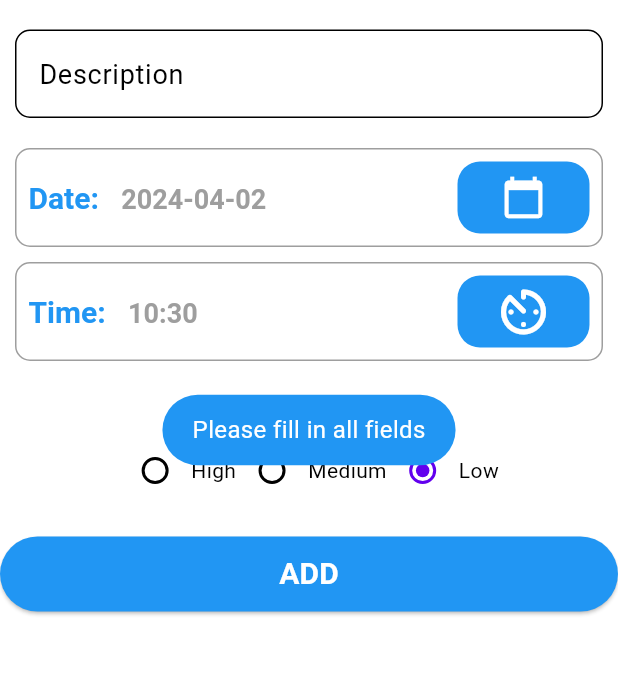
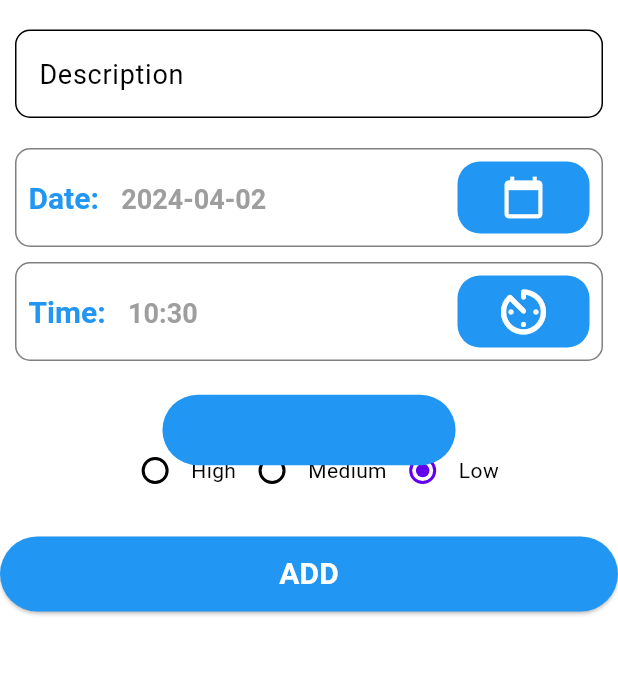
Before and after one commit to BrianNguyen1507/TodosApp, a Flutter app: the AddSchedule screen opened directly, after a tap on "ADD", on a phone screen of 412 x 824 dp, the part 188-863 px from its top. Run offline on Flutter 3.47's test engine with Material 3 defaults, Android fonts, the phone set to English and light mode, and no system bars; our stand-ins replace awesome_notifications, fluttertoast, shared_preferences, sqflite; accounts and stored records are empty.

Commit message:
update: Appcolors

```diff
--- /dev/null
+++ b/lib/constant/colors.dart
@@ -0,0 +1,25 @@
+import 'package:flutter/material.dart';
+
+class AppColors {
+//priority
+  static const Color low = Color.fromARGB(255, 7, 106, 255);
+  static const Color medium = Color(0xFFFFA500);
+  static const Color high = Color(0xFFFF0000);
+
+//popular
+  static const Color yellow = Color(0xFFFFFF00);
+  static const Color white = Colors.white;
+  static const Color blue = Colors.blue;
+  static const Color grey = Color(0xFF808080);
+//status
+  static const Color done = Colors.green;
+  static const Color delayed = Color(0xFFFFA500);
+  static const Color delete = Colors.red;
+//arrow detail
+  static const Color arrow = Colors.blue;
+  //title detail
+  static const Color title = Colors.blue;
+  static const Color subtitle = Colors.grey;
+
+  static const Color button = Colors.blue;
+}
--- a/lib/pages/adding.dart
+++ b/lib/pages/adding.dart
@@ -2,6 +2,7 @@ import 'package:flutter/material.dart';
 import 'package:intl/intl.dart';
 import 'package:provider/provider.dart';
 import 'package:todo/Notification/ScheduleNotifications.dart';
+import 'package:todo/constant/colors.dart';
 import 'package:todo/models/congviec.dart';
 import 'package:todo/pages/TodoList.dart';
 import 'package:fluttertoast/fluttertoast.dart';
@@ -97,7 +98,7 @@ class _AddScheduleState extends State<AddSchedule> {
         leading: IconButton(
           icon: const Icon(
             Icons.arrow_back,
-            color: Colors.blue,
+            color: AppColors.arrow,
           ),
           onPressed: () {
             Navigator.pop(context);
@@ -118,7 +119,7 @@ class _AddScheduleState extends State<AddSchedule> {
                     borderRadius: BorderRadius.all(Radius.circular(10)),
                     borderSide: BorderSide(
                       width: 0.5,
-                      color: Colors.grey,
+                      color: AppColors.grey,
                     ),
                   ),
                   hintText: 'what do you want to do?',
@@ -156,7 +157,7 @@ class _AddScheduleState extends State<AddSchedule> {
               padding: const EdgeInsets.all(10),
               child: Container(
                 decoration: BoxDecoration(
-                  border: Border.all(color: Colors.grey),
+                  border: Border.all(color: AppColors.grey),
                   borderRadius: const BorderRadius.all(Radius.circular(10)),
                 ),
                 child: Padding(
@@ -170,7 +171,7 @@ class _AddScheduleState extends State<AddSchedule> {
                             const TextSpan(
                               text: "Date:   ",
                               style: TextStyle(
-                                color: Colors.blue,
+                                color: AppColors.title,
                                 fontSize: 20,
                                 fontWeight: FontWeight.bold,
                               ),
@@ -180,7 +181,7 @@ class _AddScheduleState extends State<AddSchedule> {
                                   DateFormat('yyyy-MM-dd').format(selectedDate),
                               style: const TextStyle(
                                 fontSize: 18,
-                                color: Colors.grey,
+                                color: AppColors.subtitle,
                                 fontWeight: FontWeight.bold,
                               ),
                             )
@@ -189,7 +190,7 @@ class _AddScheduleState extends State<AddSchedule> {
                       ),
                       Container(
                         decoration: const BoxDecoration(
-                          color: Colors.blue,
+                          color: AppColors.button,
                           borderRadius: BorderRadius.all(
                             Radius.circular(15),
                           ),
@@ -197,7 +198,7 @@ class _AddScheduleState extends State<AddSchedule> {
                         child: MaterialButton(
                           child: const Icon(
                             Icons.calendar_today,
-                            color: Colors.white,
+                            color: AppColors.white,
                             size: 30,
                           ),
                           onPressed: () {
@@ -217,7 +218,7 @@ class _AddScheduleState extends State<AddSchedule> {
               padding: const EdgeInsets.only(left: 10, right: 10),
               child: Container(
                 decoration: BoxDecoration(
-                  border: Border.all(color: Colors.grey),
+                  border: Border.all(color: AppColors.grey),
                   borderRadius: const BorderRadius.all(Radius.circular(10)),
                 ),
                 child: Padding(
@@ -231,7 +232,7 @@ class _AddScheduleState extends State<AddSchedule> {
                             const TextSpan(
                               text: "Time:   ",
                               style: TextStyle(
-                                color: Colors.blue,
+                                color: AppColors.title,
                                 fontSize: 20,
                                 fontWeight: FontWeight.bold,
                               ),
@@ -239,7 +240,7 @@ class _AddScheduleState extends State<AddSchedule> {
                             TextSpan(
                               text: selectedTime,
                               style: const TextStyle(
-                                color: Colors.grey,
+                                color: AppColors.subtitle,
                                 fontSize: 18,
                                 fontWeight: FontWeight.bold,
                               ),
@@ -257,7 +258,7 @@ class _AddScheduleState extends State<AddSchedule> {
                         child: MaterialButton(
                           child: const Icon(
                             Icons.av_timer_rounded,
-                            color: Colors.white,
+                            color: AppColors.white,
                             size: 40,
                           ),
                           onPressed: () {
@@ -277,7 +278,7 @@ class _AddScheduleState extends State<AddSchedule> {
                   const Text(
                     'Priority',
                     style: TextStyle(
-                      color: Colors.blue,
+                      color: AppColors.title,
                       fontSize: 20,
                       fontWeight: FontWeight.bold,
                     ),
@@ -338,7 +339,7 @@ class _AddScheduleState extends State<AddSchedule> {
               color: Colors.transparent,
               child: ElevatedButton(
                 style: ElevatedButton.styleFrom(
-                  backgroundColor: Colors.blue,
+                  backgroundColor: AppColors.button,
                 ),
                 onPressed: () async {
                   scheduleAndCreateNotifications();
@@ -370,8 +371,8 @@ class _AddScheduleState extends State<AddSchedule> {
                           toastLength: Toast.LENGTH_SHORT,
                           gravity: ToastGravity.CENTER,
                           timeInSecForIosWeb: 1,
-                          backgroundColor: Colors.blue,
-                          textColor: Colors.white,
+                          backgroundColor: AppColors.blue,
+                          textColor: AppColors.title,
                           fontSize: 16,
                         );
                       }
@@ -382,8 +383,8 @@ class _AddScheduleState extends State<AddSchedule> {
                         toastLength: Toast.LENGTH_SHORT,
                         gravity: ToastGravity.CENTER,
                         timeInSecForIosWeb: 1,
-                        backgroundColor: Colors.blue,
-                        textColor: Colors.white,
+                        backgroundColor: AppColors.blue,
+                        textColor: AppColors.title,
                         fontSize: 16,
                       );
                     }
@@ -392,7 +393,7 @@ class _AddScheduleState extends State<AddSchedule> {
                 child: const Text(
                   'ADD',
                   style: TextStyle(
-                      color: Colors.white,
+                      color: AppColors.white,
                       fontSize: 20,
                       fontWeight: FontWeight.bold),
                 ),
```
Also changed, not shown: lib/pages/TodoList.dart (+9 -7 lines), lib/pages/completedList.dart (+13 -13 lines), lib/pages/detail.dart (+11 -8 lines), lib/pages/update.dart (+21 -20 lines).
